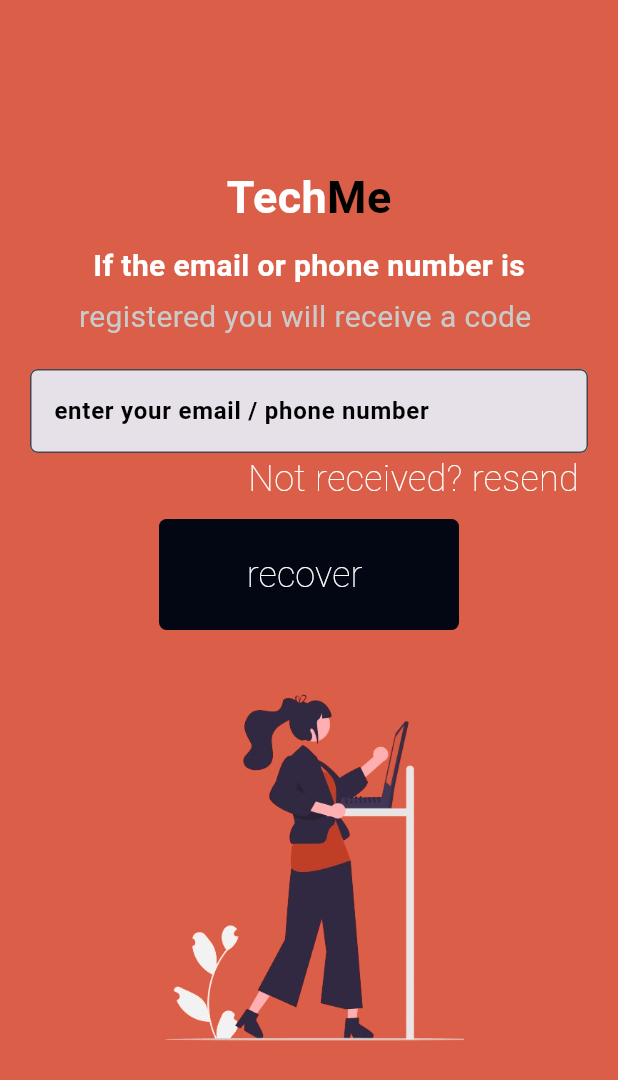
After one commit to oliviertech212/Flutter_final_project, a Flutter app: the MyRecoverPage screen opened by its route, on a phone screen of 412 x 824 dp. The commit adds this screen. Shown: the top 1080 px of the screen. Run offline on Flutter 3.47's test engine with Material 3 defaults, Android fonts, the light colour scheme and no system bars; our stand-ins replace font_awesome_flutter.

Commit message:
create recover page

```diff
--- a/lib/main.dart
+++ b/lib/main.dart
@@ -1,5 +1,6 @@
 import 'package:finalproject/page/loginpage.dart';
 import 'package:finalproject/page/otpverificationpage.dart';
+import 'package:finalproject/page/recoverypage.dart';
 import 'package:finalproject/page/registerpage.dart';
 import 'package:flutter/material.dart';
 import 'app.dart';
@@ -16,5 +17,6 @@ void main() {
         "/login": (context) => const MyLoginPage(),
         '/register': (context) => const MyRegisterPage(),
         '/otp': (context) => const MyOtpPage(),
+        "/recover": (context) => const MyRecoverPage(),
       }));
 }
--- /dev/null
+++ b/lib/page/recoverypage.dart
@@ -0,0 +1,125 @@
+import 'package:flutter/material.dart';
+
+class MyRecoverPage extends StatefulWidget {
+  const MyRecoverPage({Key? key}) : super(key: key);
+
+  @override
+  State<MyRecoverPage> createState() => _MyRecoverPageState();
+}
+
+class _MyRecoverPageState extends State<MyRecoverPage> {
+  @override
+  Widget build(BuildContext context) {
+    return Scaffold(
+      backgroundColor: const Color(0xFFDA5E48),
+      body: Padding(
+        padding: const EdgeInsets.all(10.0),
+        child: SingleChildScrollView(
+          child: Column(mainAxisAlignment: MainAxisAlignment.center, children: [
+            SizedBox(height: 100),
+            Row(
+              mainAxisAlignment: MainAxisAlignment.center,
+              children: [
+                Text(
+                  'Tech',
+                  style: TextStyle(
+                    color: Colors.white,
+                    fontSize: 30,
+                    fontWeight: FontWeight.bold,
+                  ),
+                ),
+                Text(
+                  'Me',
+                  style: TextStyle(
+                    color: Colors.black,
+                    fontSize: 30,
+                    fontWeight: FontWeight.bold,
+                  ),
+                ),
+              ],
+            ),
+            SizedBox(height: 10),
+            Text(
+              'If the email or phone number is',
+              style: TextStyle(
+                color: Colors.white,
+                fontSize: 20,
+                fontWeight: FontWeight.bold,
+              ),
+            ),
+            SizedBox(height: 5),
+            Text(
+              'registered you will receive a code ',
+              style: TextStyle(
+                color: const Color.fromRGBO(202, 202, 202, 1.0),
+                fontSize: 20,
+              ),
+            ),
+            const SizedBox(height: 10),
+            Padding(
+              padding: EdgeInsets.all(10),
+              child: Column(
+                mainAxisAlignment: MainAxisAlignment.end,
+                crossAxisAlignment: CrossAxisAlignment.end,
+                children: [
+                  TextField(
+                    style: const TextStyle(
+                      color: Colors.white,
+                    ),
+                    decoration: InputDecoration(
+                      filled: true,
+                      hintText: 'enter your email / phone number',
+                      hintStyle: TextStyle(
+                        color: Colors.black,
+                        fontWeight: FontWeight.bold,
+                      ),
+                      border: OutlineInputBorder(
+                        borderRadius: BorderRadius.circular(5),
+                      ),
+                    ),
+                  ),
+                  Text(
+                    'Not received? resend ',
+                    style: TextStyle(
+                      fontSize: 24,
+                      color: Colors.white,
+                      fontWeight: FontWeight.w200,
+                    ),
+                  ),
+                ],
+              ),
+            ),
+            Container(
+              width: 200,
+              child: TextButton(
+                style: TextButton.styleFrom(
+                  backgroundColor: const Color.fromARGB(255, 3, 7, 20),
+                  shape: RoundedRectangleBorder(
+                    borderRadius: BorderRadius.circular(5),
+                  ),
+                  padding: const EdgeInsets.all(20),
+                ),
+                onPressed: () {},
+                child: const Text(
+                  'recover ',
+                  style: TextStyle(
+                    fontSize: 24,
+                    color: Colors.white,
+                    fontWeight: FontWeight.w200,
+                  ),
+                ),
+              ),
+            ),
+            SizedBox(height: 40),
+            Column(children: [
+              Image.asset(
+                'assets/images/bottom.png',
+                width: MediaQuery.of(context).size.width * 0.5,
+              ),
+            ])
+          ]),
+        ),
+      ),
+    );
+  }
+}
```
